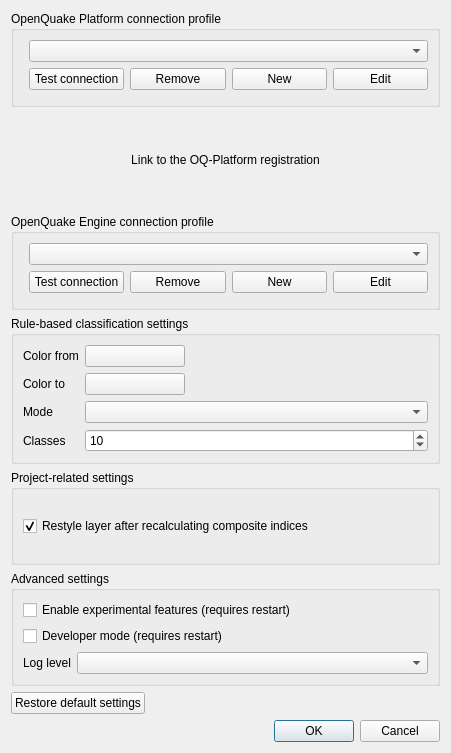
Above: svir/ui/ui_settings.ui from gem/oq-irmt-qgis before the change. Below: the same form after it.
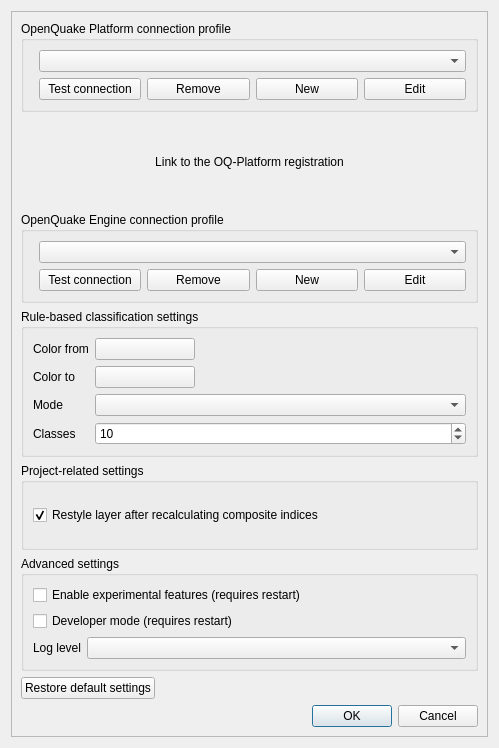
That is the form after the change. Icons and pictures are not drawn.

Commit message: Make the settings dialog scrollable

```diff
--- a/svir/ui/ui_settings.ui
+++ b/svir/ui/ui_settings.ui
@@ -6,8 +6,8 @@
    <rect>
     <x>0</x>
     <y>0</y>
-    <width>451</width>
-    <height>753</height>
+    <width>499</width>
+    <height>748</height>
    </rect>
   </property>
   <property name="windowTitle">
@@ -19,6 +19,21 @@
   </property>
   <layout class="QVBoxLayout" name="verticalLayout">
    <item>
+    <widget class="QScrollArea" name="scrollArea">
+     <property name="widgetResizable">
+      <bool>true</bool>
+     </property>
+     <widget class="QWidget" name="scrollAreaWidgetContents_3">
+      <property name="geometry">
+       <rect>
+        <x>0</x>
+        <y>0</y>
+        <width>479</width>
+        <height>728</height>
+       </rect>
+      </property>
+      <layout class="QVBoxLayout" name="verticalLayout_4">
+       <item>
     <widget class="QGroupBox" name="platform_settings_gbx">
      <property name="title">
       <string>OpenQuake Platform connection profile</string>
@@ -349,6 +364,10 @@
       </widget>
      </item>
     </layout>
+       </item>
+      </layout>
+     </widget>
+    </widget>
    </item>
   </layout>
  </widget>
```
Lines whose indentation alone changed are shown as unchanged.
